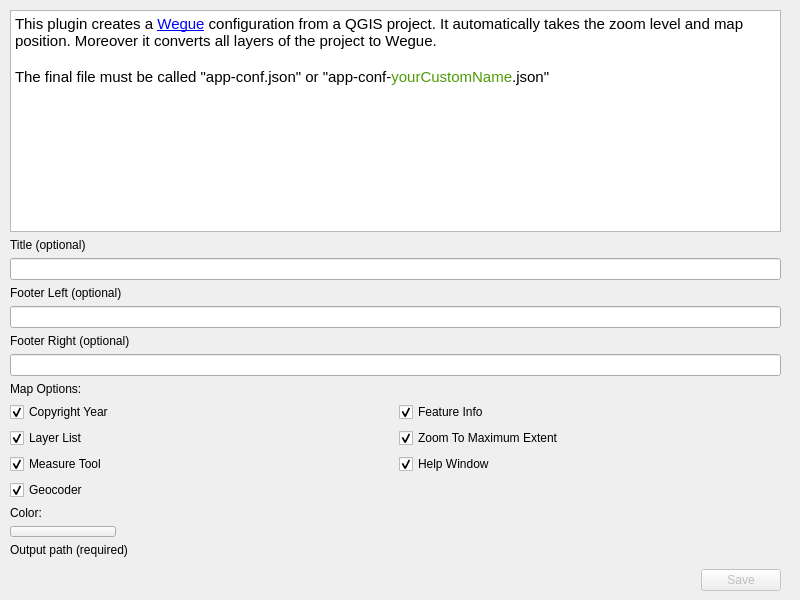
This is qgis2wegue_dialog_base.ui in meggsimum/qgis2wegue as Qt 5 draws it before an edit. The edited form follows.
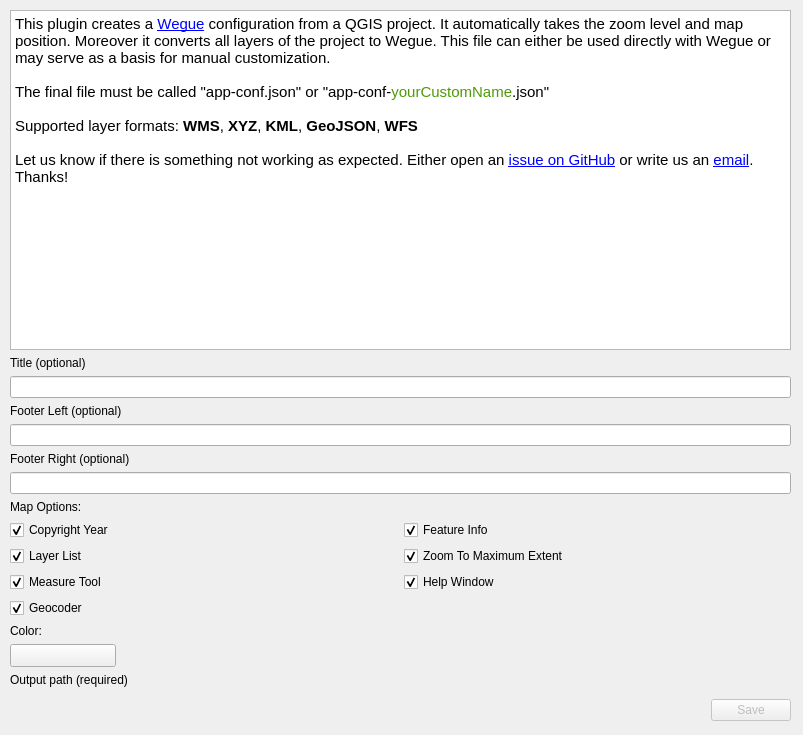
This is the edited form. Custom widgets are drawn as their Qt base class.

```diff
--- a/qgis2wegue_dialog_base.ui
+++ b/qgis2wegue_dialog_base.ui
@@ -2,30 +2,27 @@
 <ui version="4.0">
  <class>qgis2wegueDialogBase</class>
  <widget class="QDialog" name="qgis2wegueDialogBase">
+  <property name="enabled">
+   <bool>true</bool>
+  </property>
   <property name="geometry">
    <rect>
     <x>0</x>
     <y>0</y>
-    <width>800</width>
-    <height>600</height>
+    <width>803</width>
+    <height>735</height>
    </rect>
   </property>
-  <property name="sizePolicy">
-   <sizepolicy hsizetype="Fixed" vsizetype="Fixed">
-    <horstretch>0</horstretch>
-    <verstretch>0</verstretch>
-   </sizepolicy>
-  </property>
   <property name="minimumSize">
    <size>
-    <width>800</width>
-    <height>600</height>
+    <width>0</width>
+    <height>0</height>
    </size>
   </property>
   <property name="maximumSize">
    <size>
-    <width>800</width>
-    <height>600</height>
+    <width>2000</width>
+    <height>2000</height>
    </size>
   </property>
   <property name="windowTitle">
@@ -36,8 +33,8 @@
     <rect>
      <x>10</x>
      <y>10</y>
-     <width>771</width>
-     <height>581</height>
+     <width>781</width>
+     <height>711</height>
     </rect>
    </property>
    <layout class="QVBoxLayout" name="verticalLayout">
@@ -51,9 +48,7 @@
 &lt;html&gt;&lt;head&gt;&lt;meta name=&quot;qrichtext&quot; content=&quot;1&quot; /&gt;&lt;style type=&quot;text/css&quot;&gt;
 p, li { white-space: pre-wrap; }
 &lt;/style&gt;&lt;/head&gt;&lt;body style=&quot; font-family:'Cantarell'; font-size:11pt; font-weight:400; font-style:normal;&quot;&gt;
-&lt;p style=&quot; margin-top:0px; margin-bottom:0px; margin-left:0px; margin-right:0px; -qt-block-indent:0; text-indent:0px;&quot;&gt;&lt;span style=&quot; font-family:'Ubuntu';&quot;&gt;This plugin creates a &lt;/span&gt;&lt;a href=&quot;https://github.com/meggsimum/wegue&quot;&gt;&lt;span style=&quot; font-family:'Ubuntu'; text-decoration: underline; color:#0000ff;&quot;&gt;Wegue&lt;/span&gt;&lt;/a&gt;&lt;span style=&quot; font-family:'Ubuntu';&quot;&gt; configuration from a QGIS project. It automatically takes the zoom level and map position. Moreover it converts all layers of the project to Wegue.&lt;/span&gt;&lt;/p&gt;
-&lt;p style=&quot;-qt-paragraph-type:empty; margin-top:0px; margin-bottom:0px; margin-left:0px; margin-right:0px; -qt-block-indent:0; text-indent:0px; font-family:'Ubuntu';&quot;&gt;&lt;br /&gt;&lt;/p&gt;
-&lt;p style=&quot; margin-top:0px; margin-bottom:0px; margin-left:0px; margin-right:0px; -qt-block-indent:0; text-indent:0px;&quot;&gt;&lt;span style=&quot; font-family:'Ubuntu';&quot;&gt;The final file must be called &amp;quot;app-conf.json&amp;quot; or &amp;quot;app-conf-&lt;/span&gt;&lt;span style=&quot; font-family:'Ubuntu'; color:#4e9a06;&quot;&gt;yourCustomName&lt;/span&gt;&lt;span style=&quot; font-family:'Ubuntu';&quot;&gt;.json&amp;quot;&lt;/span&gt;&lt;/p&gt;&lt;/body&gt;&lt;/html&gt;</string>
+&lt;p style=&quot; margin-top:0px; margin-bottom:0px; margin-left:0px; margin-right:0px; -qt-block-indent:0; text-indent:0px;&quot;&gt;This plugin creates a &lt;a href=&quot;https://github.com/meggsimum/wegue&quot;&gt;&lt;span style=&quot; text-decoration: underline; color:#0000ff;&quot;&gt;Wegue&lt;/span&gt;&lt;/a&gt; configuration from a QGIS project. It automatically takes the zoom level and map position. Moreover it converts all layers of the project to Wegue. This file can either be used directly with Wegue or may serve as a basis for manual customization. &lt;br /&gt;&lt;br /&gt;The final file must be called &amp;quot;app-conf.json&amp;quot; or &amp;quot;app-conf-&lt;span style=&quot; color:#4e9a06;&quot;&gt;yourCustomName&lt;/span&gt;.json&amp;quot;&lt;br /&gt;&lt;br /&gt;Supported layer formats: &lt;span style=&quot; font-weight:600; color:#000000;&quot;&gt;WMS&lt;/span&gt;&lt;span style=&quot; color:#000000;&quot;&gt;, &lt;/span&gt;&lt;span style=&quot; font-weight:600; color:#000000;&quot;&gt;XYZ&lt;/span&gt;&lt;span style=&quot; color:#000000;&quot;&gt;, &lt;/span&gt;&lt;span style=&quot; font-weight:600; color:#000000;&quot;&gt;KML&lt;/span&gt;&lt;span style=&quot; color:#000000;&quot;&gt;, &lt;/span&gt;&lt;span style=&quot; font-weight:600; color:#000000;&quot;&gt;GeoJSON&lt;/span&gt;&lt;span style=&quot; color:#000000;&quot;&gt;, &lt;/span&gt;&lt;span style=&quot; font-weight:600; color:#000000;&quot;&gt;WFS&lt;/span&gt;&lt;br /&gt;&lt;br /&gt;&lt;span style=&quot; color:#000000;&quot;&gt;Let us know if there is something not working as expected. Either open an &lt;/span&gt;&lt;a href=&quot;https://github.com/meggsimum/qgis2wegue/issues/new&quot;&gt;&lt;span style=&quot; text-decoration: underline; color:#0000ff;&quot;&gt;issue on GitHub&lt;/span&gt;&lt;/a&gt;&lt;span style=&quot; color:#000000;&quot;&gt; or write us an &lt;/span&gt;&lt;a href=&quot;mailto:info@jakobmiksch.eu&quot;&gt;&lt;span style=&quot; text-decoration: underline; color:#0000ff;&quot;&gt;email&lt;/span&gt;&lt;/a&gt;&lt;span style=&quot; color:#000000;&quot;&gt;.  Thanks!&lt;/span&gt;&lt;/p&gt;&lt;/body&gt;&lt;/html&gt;</string>
       </property>
       <property name="openExternalLinks">
        <bool>true</bool>
@@ -186,7 +181,7 @@
       <property name="iconSize">
        <size>
         <width>98</width>
-        <height>4</height>
+        <height>16</height>
        </size>
       </property>
       <property name="color">
```
